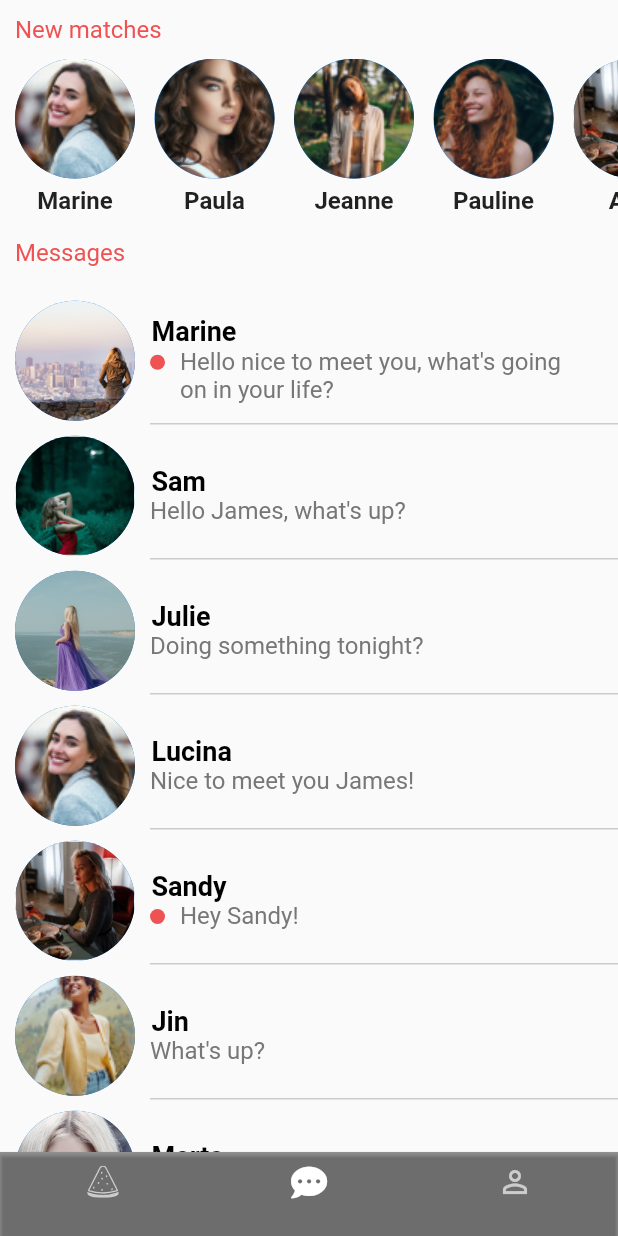
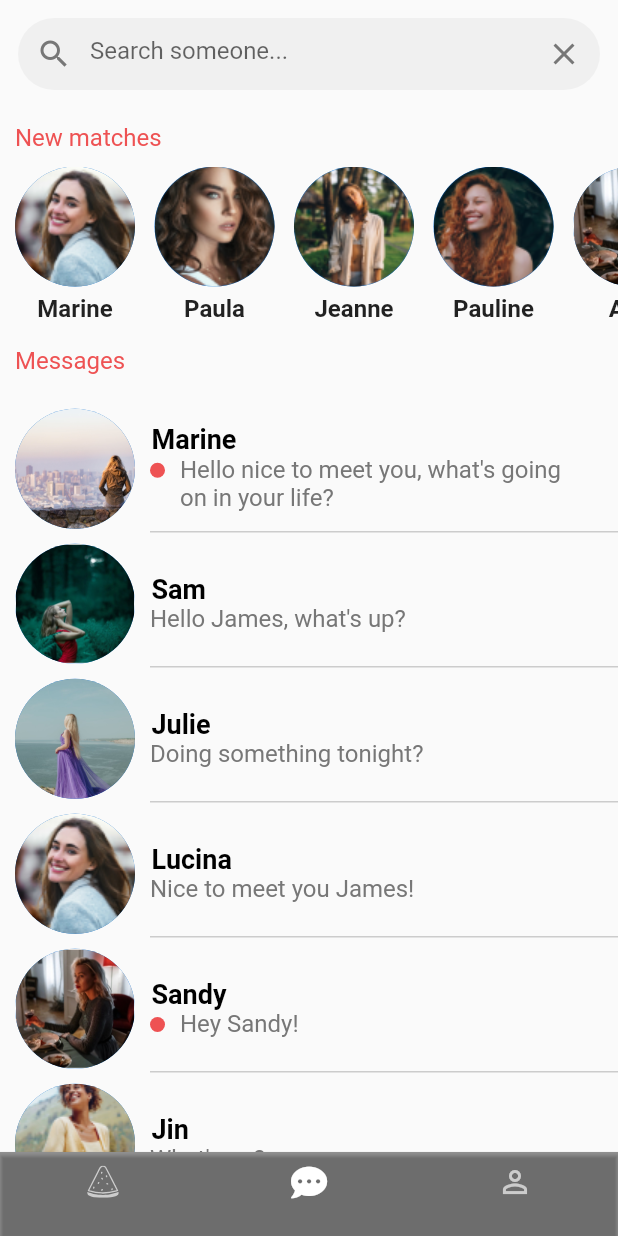
Before and after one commit to anthoninCL/Flutter-I-MyTinder, a Flutter app: the screen it shows after launch, item 2 of the bottom bar chosen, on a phone screen of 412 x 824 dp. Run offline on Flutter 3.47's test engine with Material 2 defaults, Android fonts, the phone set to English and light mode, and no system bars; our stand-ins replace flutter_svg, font_awesome_flutter.

Commit message:
feat: add the search bar and filtering messages

```diff
--- /dev/null
+++ b/my_tinder/lib/shared/widgets/search_bar.dart
@@ -0,0 +1,39 @@
+import 'package:flutter/cupertino.dart';
+import 'package:flutter/material.dart';
+import 'package:my_tinder/themes/app_theme.dart';
+
+class SearchBar extends StatelessWidget {
+  const SearchBar({
+    Key? key, this.onValueChanged, required this.textController, required this.hintText, required this.onClear,
+  }) : super(key: key);
+
+  final void Function(String)? onValueChanged;
+  final VoidCallback? onClear;
+  final String hintText;
+  final TextEditingController textController;
+
+  @override
+  Widget build(BuildContext context) {
+    return Container(
+      decoration: BoxDecoration(
+        color: AppTheme.colors.greyBack47,
+        borderRadius: BorderRadius.circular(50)
+      ),
+      child: TextField(
+        controller: textController,
+        cursorColor: AppTheme.colors.dark,
+        decoration: InputDecoration(
+          prefixIcon: Icon(Icons.search, color: AppTheme.colors.grey),
+          border: InputBorder.none,
+          hintText: hintText,
+          suffixIcon: IconButton(
+            splashColor: AppTheme.colors.white0,
+            onPressed: onClear,
+            icon: Icon(Icons.clear, color: AppTheme.colors.grey),
+          ),
+        ),
+        onChanged: onValueChanged,
+      ),
+    );
+  }
+}
--- a/my_tinder/lib/views/messages/messages.dart
+++ b/my_tinder/lib/views/messages/messages.dart
@@ -1,7 +1,9 @@
 import 'package:flutter/material.dart';
+import 'package:my_tinder/constants/messages.dart';
+import 'package:my_tinder/constants/new_matches.dart';
+import 'package:my_tinder/shared/widgets/search_bar.dart';
 import 'package:my_tinder/themes/app_theme.dart';
 import 'package:my_tinder/constants/index.dart';
-import 'package:my_tinder/views/messages/widgets/message_item.dart';
 import 'package:my_tinder/views/messages/widgets/messages_list.dart';
 import 'package:my_tinder/views/messages/widgets/new_matches_list.dart';
 
@@ -13,6 +15,33 @@ class Messages extends StatefulWidget {
 }
 
 class _MessagesState extends State<Messages> {
+  List<NewMatches> newMatchesDataList = List.from(Constants.newMatches);
+  List<Conversation> newConversationDataList = List.from(Constants.messages);
+
+  final TextEditingController _textController = TextEditingController();
+
+  onItemChanged(String value) {
+    setState(() {
+      newMatchesDataList = Constants.newMatches
+          .where((match) => match.name.toLowerCase().contains(value.toLowerCase()))
+          .toList();
+    });
+    setState(() {
+      newConversationDataList = Constants.messages
+          .where((conversation) => conversation.name.toLowerCase().contains(value.toLowerCase()))
+          .toList();
+    });
+  }
+
+  onClear() {
+    setState(() {
+      newMatchesDataList = Constants.newMatches;
+    });
+    setState(() {
+      newConversationDataList = Constants.messages;
+    });
+    _textController.clear();
+  }
 
   @override
   Widget build(BuildContext context) {
@@ -35,6 +64,15 @@ class _MessagesState extends State<Messages> {
             mainAxisAlignment: MainAxisAlignment.spaceBetween,
             children: [
               Padding(
+                padding: const EdgeInsets.all(12.0),
+                child: SearchBar(
+                  onValueChanged: onItemChanged,
+                  textController: _textController,
+                  hintText: "Search someone...",
+                  onClear: onClear,
+                )
+              ),
+              Padding(
                 padding: const EdgeInsets.all(10),
                 child: Text(
                   'New matches',
@@ -46,12 +84,12 @@ class _MessagesState extends State<Messages> {
                   ),
                 ),
               ),
-              const SizedBox(
-                height: 120.0,
+              SizedBox(
+                height: newMatchesDataList.isEmpty ? 50.0 : 120.0,
                 width: double.infinity,
                 child: Padding(
-                  padding: EdgeInsets.only(left: 10.0),
-                  child: NewMatchesList(),
+                  padding: newMatchesDataList.isEmpty ? const EdgeInsets.only(left: 0) : const EdgeInsets.only(left: 10),
+                  child: NewMatchesList(matches: newMatchesDataList),
                 )
               ),
               Padding(
@@ -66,7 +104,7 @@ class _MessagesState extends State<Messages> {
                   ),
                 ),
               ),
-              const MessagesList()
+              MessagesList(conversations: newConversationDataList)
             ],
           ),
         )
--- a/my_tinder/lib/views/messages/widgets/messages_list.dart
+++ b/my_tinder/lib/views/messages/widgets/messages_list.dart
@@ -1,34 +1,52 @@
+import 'package:flutter/cupertino.dart';
 import 'package:flutter/material.dart';
-import 'package:my_tinder/constants/index.dart';
+import 'package:flutter/painting.dart';
+import 'package:my_tinder/constants/messages.dart';
 import 'message_item.dart';
 
 class MessagesList extends StatelessWidget {
+  final List<Conversation> conversations;
 
-  const MessagesList({Key? key}) : super(key: key);
+  const MessagesList({Key? key, required this.conversations}) : super(key: key);
 
   void printProfileInfo(int index) {
     // this need to navigate to the right conversation
     // ignore: avoid_print
-    print(Constants.messages[index].name);
+    print(conversations[index].name);
   }
 
   @override
   Widget build(BuildContext context) {
+    if (conversations.isEmpty) {
+      return const Align(
+          alignment: Alignment.center,
+          child: Text(
+            "No result found",
+            style: TextStyle(
+              fontSize: 16,
+              fontWeight: FontWeight.w500,
+              fontFamily: 'Roboto'
+            ),
+          )
+      );
+    }
+    else {
       return ListView.separated(
           physics: const ClampingScrollPhysics(),
-      separatorBuilder: (BuildContext context, int index) => const SizedBox(height: 5.0),
+          separatorBuilder: (BuildContext context, int index) =>
+          const SizedBox(height: 5.0),
           shrinkWrap: true,
           scrollDirection: Axis.vertical,
-      itemCount: Constants.messages.length + 1,
+          itemCount: conversations.length + 1,
           itemBuilder: (BuildContext context, int index) {
-        if (index == Constants.messages.length) {
+            if (index == conversations.length) {
               return const SizedBox(height: 20.0);
             }
             else {
               return MessageItem(
-            name: Constants.messages[index].name,
-            image: Constants.messages[index].image,
-            lastMessage: Constants.messages[index].conversation.last,
+                name: conversations[index].name,
+                image: conversations[index].image,
+                lastMessage: conversations[index].conversation.last,
                 onTap: () => printProfileInfo(index),
               );
             }
@@ -36,3 +54,4 @@ class MessagesList extends StatelessWidget {
       );
     }
   }
+}
--- a/my_tinder/lib/views/messages/widgets/new_matches_list.dart
+++ b/my_tinder/lib/views/messages/widgets/new_matches_list.dart
@@ -1,33 +1,49 @@
 import 'package:flutter/material.dart';
-import 'package:my_tinder/constants/index.dart';
+import 'package:my_tinder/constants/new_matches.dart';
 import 'package:my_tinder/shared/widgets/clickable_avatar.dart';
 
 class NewMatchesList extends StatelessWidget {
+  final List<NewMatches> matches;
 
-  const NewMatchesList({Key? key}) : super(key: key);
+  const NewMatchesList({Key? key, required this.matches}) : super(key: key);
 
   void printProfileInfo(int index) {
     // this need to navigate to the right conversation
     // ignore: avoid_print
-    print(Constants.newMatches[index].name);
+    print(matches[index].name);
   }
 
   @override
   Widget build(BuildContext context) {
+    if (matches.isEmpty) {
+      return const Align(
+          alignment: Alignment.topCenter,
+          child: Text(
+            "No result found",
+            style: TextStyle(
+                fontSize: 16,
+                fontWeight: FontWeight.w500,
+                fontFamily: 'Roboto'
+            ),
+          )
+      );
+    }
+    else {
       return ListView.separated(
           physics: const ClampingScrollPhysics(),
           shrinkWrap: true,
-      separatorBuilder: (BuildContext context, int index) => const SizedBox(width: 13.0),
+          separatorBuilder: (BuildContext context, int index) =>
+          const SizedBox(width: 13.0),
           scrollDirection: Axis.horizontal,
-      itemCount: Constants.newMatches.length + 1,
+          itemCount: matches.length + 1,
           itemBuilder: (BuildContext context, int index) {
-        if (index == Constants.newMatches.length) {
+            if (index == matches.length) {
               return const SizedBox(width: 5.0);
             } else {
               return ClickableAvatar(
-              image: Constants.newMatches[index].image,
+                image: matches[index].image,
                 radius: 40,
-              name: Constants.newMatches[index].name,
+                name: matches[index].name,
                 onTap: () => printProfileInfo(index),
               );
             }
@@ -35,3 +51,4 @@ class NewMatchesList extends StatelessWidget {
       );
     }
   }
+}
```
Lines whose indentation alone changed are shown as unchanged.
